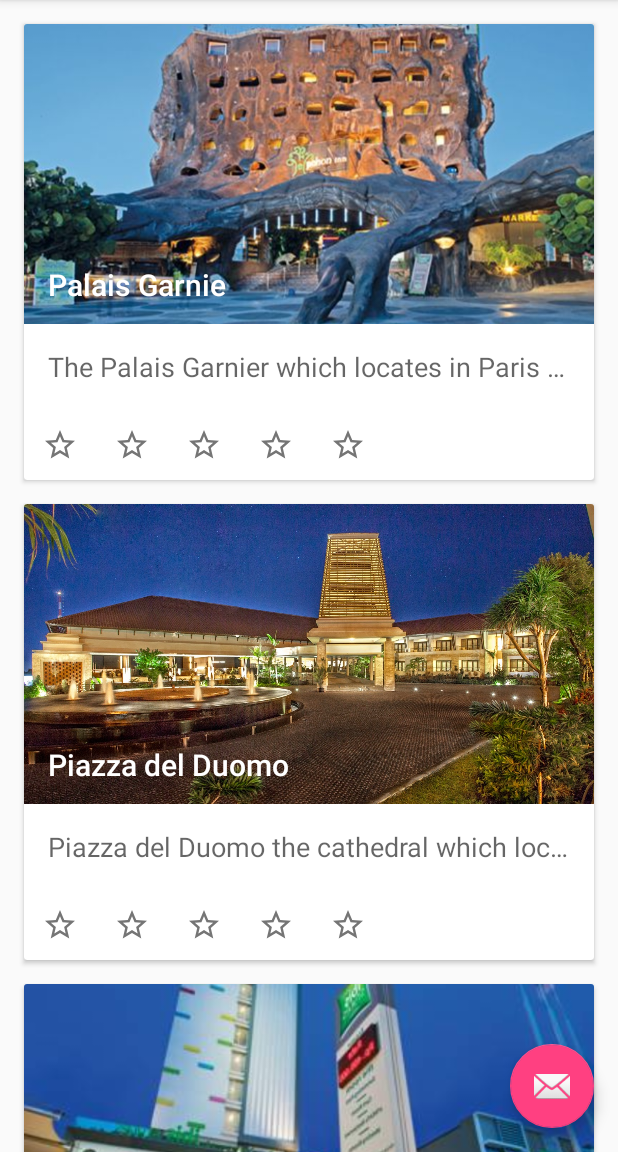
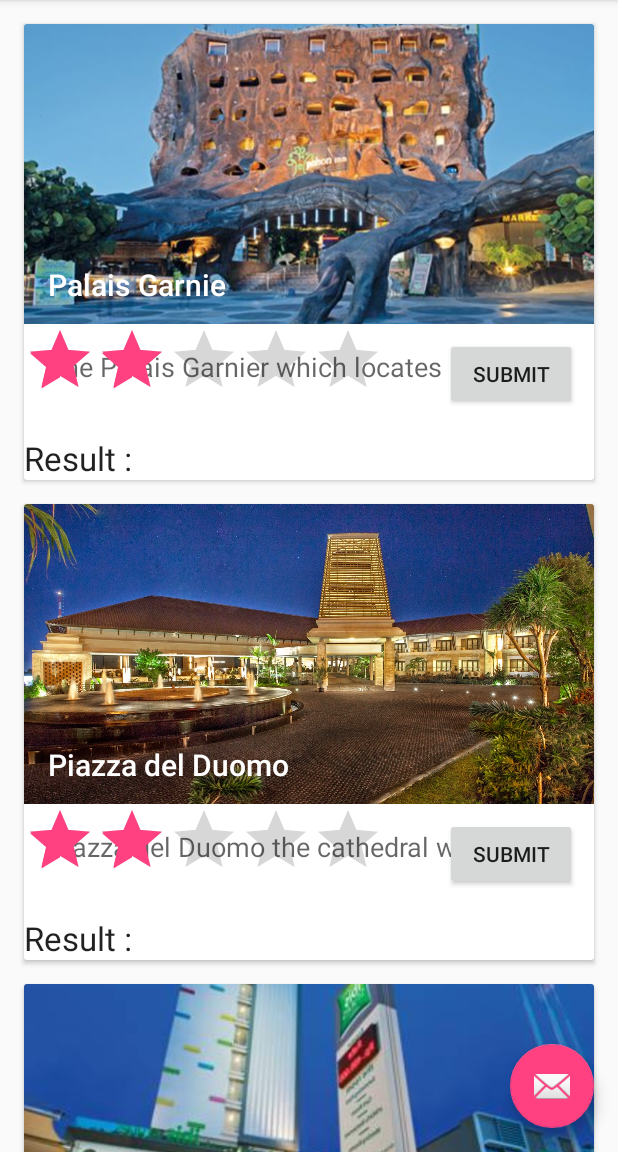
Before and after one commit to ochaperdana/SleepWhere, an Android app: the screen it shows after launch (MainActivity), on a phone screen of 412 x 824 dp, the part 84-1236 px from its top. Run offline under Robolectric (Android 15) with nearby library versions, the phone set to English and light mode, and no system bars; 2 statements that could not run were skipped.

Commit message:
Penambahan Rating bar

```diff
--- a/app/src/main/java/id/sch/smktelkom_mlg/project/xirpl107162534/sleepwhere/MainActivity.java
+++ b/app/src/main/java/id/sch/smktelkom_mlg/project/xirpl107162534/sleepwhere/MainActivity.java
@@ -4,7 +4,6 @@
 import android.content.Intent;
 import android.content.res.Resources;
 import android.content.res.TypedArray;
-import android.graphics.drawable.Drawable;
 import android.os.Bundle;
 import android.support.design.widget.FloatingActionButton;
 import android.support.design.widget.Snackbar;
@@ -14,9 +13,13 @@
 import android.support.v7.widget.RecyclerView;
 import android.support.v7.widget.SearchView;
 import android.support.v7.widget.Toolbar;
-import android.view.View;
 import android.view.Menu;
 import android.view.MenuItem;
+import android.view.View;
+import android.widget.Button;
+import android.widget.RatingBar;
+import android.widget.TextView;
+import android.widget.Toast;
 
 import java.util.ArrayList;
 
@@ -28,28 +31,28 @@
     public static final String HOTEL = "hotel";
     ArrayList<Hotel> mList=new ArrayList<>();
     HotelAdapter mAdapter;
-    private int[] arFoto;
-
     ArrayList<Hotel> mListAll=new ArrayList<>();
     boolean isFilter;
     ArrayList<Integer> mListMapFilter=new ArrayList<>();
     String mQuery;
-
+    private int[] arFoto;
+    private RatingBar ratingBar;
+    private TextView txtRatingValue;
+    private Button btnSubmit;
     @Override
     protected void onCreate(Bundle savedInstanceState) {
         super.onCreate(savedInstanceState);
         setContentView(R.layout.activity_main);
         Toolbar toolbar = (Toolbar) findViewById(R.id.toolbar);
         setSupportActionBar(toolbar);
-
         RecyclerView recyclerView=(RecyclerView) findViewById(R.id.recyclerView);
         LinearLayoutManager layoutManager=new LinearLayoutManager(this);
         recyclerView.setLayoutManager(layoutManager);
         mAdapter=new HotelAdapter(this,mList);
         recyclerView.setAdapter(mAdapter);
-
         fillData();
-
+        addListenerOnRatingBar();
+        addListenerOnButton();
         FloatingActionButton fab = (FloatingActionButton) findViewById(R.id.fab);
         fab.setOnClickListener(new View.OnClickListener() {
             @Override
@@ -58,7 +61,42 @@
                         .setAction("Action", null).show();
             }
         });
+
     }
+
+    private void addListenerOnRatingBar() {
+
+        ratingBar = (RatingBar) findViewById(R.id.ratingbar1);
+        txtRatingValue = (TextView) findViewById(R.id.txtRatingValue);
+        ratingBar.setOnRatingBarChangeListener(new RatingBar.OnRatingBarChangeListener() {
+            public void onRatingChanged(RatingBar ratingBar, float rating,
+                                        boolean fromUser) {
+
+                txtRatingValue.setText(String.valueOf(rating));
+
+            }
+        });
+    }
+
+    private void addListenerOnButton() {
+        ratingBar = (RatingBar) findViewById(R.id.ratingbar1);
+        btnSubmit = (Button) findViewById(R.id.button1);
+
+        //if click on me, then display the current rating value.
+        btnSubmit.setOnClickListener(new View.OnClickListener() {
+
+            @Override
+            public void onClick(View v) {
+
+                Toast.makeText(MainActivity.this,
+                        String.valueOf(ratingBar.getRating()),
+                        Toast.LENGTH_SHORT).show();
+
+            }
+
+        });
+    }
+
 
     private void fillData() {
         Resources resources=getResources();
--- a/app/src/main/java/id/sch/smktelkom_mlg/project/xirpl107162534/sleepwhere/adapter/HotelAdapter.java
+++ b/app/src/main/java/id/sch/smktelkom_mlg/project/xirpl107162534/sleepwhere/adapter/HotelAdapter.java
@@ -23,12 +23,11 @@
 public class HotelAdapter extends RecyclerView.Adapter<HotelAdapter.ViewHolder> {
 
     IHotelAdapter mIHotelAdapter;
+    ArrayList<Hotel> hotelList;
 
-
-    public interface IHotelAdapter
-    {
-        void doClick(int pos);
-        void doFav(int pos);
+    public HotelAdapter(Context context, ArrayList<Hotel> hotelList) {
+        this.hotelList = hotelList;
+        mIHotelAdapter = (IHotelAdapter) context;
     }
 
     @Override
@@ -53,13 +52,18 @@
         return 0;
     }
 
+    public interface IHotelAdapter {
+        void doClick(int pos);
+
+        void doFav(int pos);
+    }
+
     public class ViewHolder extends RecyclerView.ViewHolder {
         ImageView ivFoto;
         TextView tvJudul;
         TextView tvDeskripsi;
         Button bEdit;
         Button bDelete;
-        ImageButton ibFav;
         ImageButton ibShare;
 
         public ViewHolder(View itemView) {
@@ -67,7 +71,6 @@
             ivFoto=(ImageView) itemView.findViewById(R.id.imageView);
             tvJudul=(TextView) itemView.findViewById(R.id.judul);
             tvDeskripsi=(TextView) itemView.findViewById(R.id.deskripsi);
-            ibFav=(ImageButton) itemView.findViewById(R.id.like);
             itemView.setOnClickListener(new View.OnClickListener()
             {
                 @Override
@@ -76,19 +79,7 @@
                     mIHotelAdapter.doClick(getAdapterPosition());
                 }
             });
-          ibFav.setOnClickListener(new View.OnClickListener()
-            {
-                @Override
-                public void onClick(View v)
-                {
-                    mIHotelAdapter.doFav(getAdapterPosition());
-                }
-            });
+
         }
     }
-    ArrayList<Hotel> hotelList;
-    public HotelAdapter(Context context, ArrayList<Hotel> hotelList){
-        this.hotelList=hotelList;
-        mIHotelAdapter=(IHotelAdapter) context;
-    }
 }
--- a/app/src/main/res/layout/item.xml
+++ b/app/src/main/res/layout/item.xml
@@ -1,95 +1,83 @@
 <?xml version="1.0" encoding="utf-8"?>
-<android.support.v7.widget.CardView
-    xmlns:android="http://schemas.android.com/apk/res/android"
+<android.support.v7.widget.CardView xmlns:android="http://schemas.android.com/apk/res/android"
     xmlns:tools="http://schemas.android.com/tools"
-    xmlns:app="http://schemas.android.com/apk/res-auto"
     android:id="@+id/cardView"
-    android:foreground="?attr/selectableItemBackground"
+    android:layout_width="match_parent"
+    android:layout_height="304dp"
+    android:layout_gravity="center"
     android:layout_marginBottom="@dimen/activity_vertical_margin"
     android:layout_marginLeft="@dimen/activity_horizontal_margin"
     android:layout_marginRight="@dimen/activity_horizontal_margin"
-    android:layout_gravity="center"
-    android:layout_width="match_parent"
-    android:layout_height="304dp">
+    android:foreground="?attr/selectableItemBackground">
 
     <RelativeLayout
         android:layout_width="match_parent"
         android:layout_height="wrap_content">
         <ImageView
             android:id="@+id/imageView"
-            tools:src="@drawable/a"
+            android:layout_width="match_parent"
+            android:layout_height="200dp"
             android:scaleType="centerCrop"
-            android:layout_width="match_parent"
-            android:layout_height="200dp" />
+            tools:src="@drawable/a" />
 
         <TextView
+            android:id="@+id/judul"
             android:layout_width="match_parent"
             android:layout_height="40dp"
-            android:id="@+id/judul"
-            tools:text="Judul"
+            android:layout_alignBottom="@id/imageView"
             android:layout_marginLeft="16dp"
-            android:layout_alignBottom="@id/imageView"
             android:textAppearance="@style/Base.TextAppearance.AppCompat.Title"
-            android:textColor="@android:color/white"/>
+            android:textColor="@android:color/white"
+            tools:text="Judul" />
 
         <TextView
+            android:id="@+id/deskripsi"
             android:layout_width="match_parent"
             android:layout_height="wrap_content"
-            android:id="@+id/deskripsi"
             android:layout_below="@+id/imageView"
+            android:ellipsize="end"
+            android:maxLines="1"
             android:padding="16dp"
-            android:maxLines="1"
-            android:ellipsize="end"
             android:textAppearance="@style/Base.TextAppearance.AppCompat.Medium"/>
-        <ImageButton
-            android:layout_width="48dp"
-            android:layout_height="48dp"
-            android:id="@+id/rating1"
-            android:layout_marginRight="0dp"
-            android:layout_below="@+id/deskripsi"
-            android:tint="#757575"
-            style="?android:attr/borderlessButtonStyle"
-            app:srcCompat="@drawable/ic_star_border_black_24dp"/>
-        <ImageButton
-            android:layout_width="48dp"
-            android:layout_height="48dp"
-            android:id="@+id/rating2"
-            android:layout_marginRight="0dp"
-            android:layout_toRightOf="@+id/rating1"
-            android:layout_below="@+id/deskripsi"
-            android:tint="#757575"
-            style="?android:attr/borderlessButtonStyle"
-            app:srcCompat="@drawable/ic_star_border_black_24dp"/>
-        <ImageButton
-            android:layout_width="48dp"
-            android:layout_height="48dp"
-            android:id="@+id/rating3"
-            android:layout_marginRight="0dp"
-            android:layout_below="@+id/deskripsi"
-            android:layout_toRightOf="@+id/rating2"
-            android:tint="#757575"
-            style="?android:attr/borderlessButtonStyle"
-            app:srcCompat="@drawable/ic_star_border_black_24dp"/>
-        <ImageButton
-            android:layout_width="48dp"
-            android:layout_height="48dp"
-            android:id="@+id/rating4"
-            android:layout_marginRight="0dp"
-            android:layout_below="@+id/deskripsi"
-            android:layout_toRightOf="@+id/rating3"
-            android:tint="#757575"
-            style="?android:attr/borderlessButtonStyle"
-            app:srcCompat="@drawable/ic_star_border_black_24dp"/>
-        <ImageButton
-            android:layout_width="48dp"
-            android:layout_height="48dp"
-            android:id="@+id/rating5"
-            android:layout_marginRight="0dp"
-            android:layout_below="@+id/deskripsi"
-            android:layout_toRightOf="@+id/rating4"
-            android:tint="#757575"
-            style="?android:attr/borderlessButtonStyle"
-            app:srcCompat="@drawable/ic_star_border_black_24dp"/>
+
+        <RatingBar
+            android:id="@+id/ratingbar1"
+            android:layout_width="wrap_content"
+            android:layout_height="wrap_content"
+            android:layout_alignParentLeft="true"
+            android:layout_alignParentStart="true"
+            android:layout_below="@+id/imageView"
+            android:numStars="5"
+            android:rating="2"
+            android:stepSize="1" />
+
+        <Button
+            android:id="@+id/button1"
+            android:layout_width="wrap_content"
+            android:layout_height="wrap_content"
+            android:layout_alignBottom="@+id/ratingbar1"
+            android:layout_alignParentEnd="true"
+            android:layout_alignParentRight="true"
+            android:layout_marginEnd="11dp"
+            android:layout_marginRight="11dp"
+            android:text="submit" />
+
+        <TextView
+            android:id="@+id/txtRatingValue"
+            android:layout_width="wrap_content"
+            android:layout_height="wrap_content"
+            android:text=""
+            android:textAppearance="?android:attr/textAppearanceSmall" />
+
+        <TextView
+            android:id="@+id/lblResult"
+            android:layout_width="wrap_content"
+            android:layout_height="wrap_content"
+            android:layout_alignParentBottom="true"
+            android:layout_toEndOf="@+id/txtRatingValue"
+            android:layout_toRightOf="@+id/txtRatingValue"
+            android:text="Result : "
+            android:textAppearance="?android:attr/textAppearanceLarge" />
     </RelativeLayout>
 
 </android.support.v7.widget.CardView>
```
